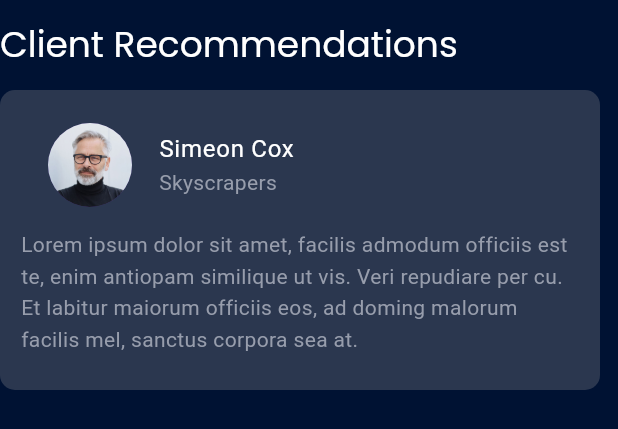
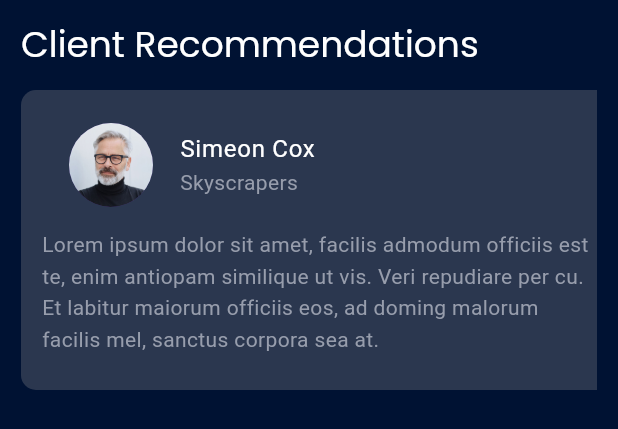
Before and after one commit to AhmedYasserTaha/RealState, a Flutter app: the Recommandtaion widget shown alone on an empty page, opened directly, on a phone screen of 412 x 824 dp. Shown: the top 429 px of the screen. Run offline on Flutter 3.47's test engine with Material 3 defaults, Android fonts, the light colour scheme and no system bars; our stand-ins replace flutter_svg, google_fonts.

Commit message:
finished Real State

```diff
--- a/lib/widget/main/recommandtaion.dart
+++ b/lib/widget/main/recommandtaion.dart
@@ -8,7 +8,8 @@ class Recommandtaion extends StatelessWidget {
   @override
   Widget build(BuildContext context) {
     return Padding(
-      padding: const EdgeInsets.symmetric(vertical: kDefaultFontSize),
+      padding: const EdgeInsets.symmetric(
+          vertical: kDefaultFontSize, horizontal: kDefaultFontSize),
       child: Column(
         crossAxisAlignment: CrossAxisAlignment.start,
         children: [
@@ -18,15 +19,14 @@ class Recommandtaion extends StatelessWidget {
           ),
           const SizedBox(height: kDefaultFontSize),
           SizedBox(
-            height: 200, // تأكد من وجود مساحة كافية للتمرير
-            child: SingleChildScrollView(
-              scrollDirection: Axis.horizontal,
-              physics: const BouncingScrollPhysics(), // تمرير سلس
-              child: Row(
-                children: demoRecommendations.map((recommendation) {
-                  return Container(
-                    width: 400, // عرض العنصر الواحد
+            height: 200, // تأكد إن في مساحة كافية للتمرير
+            child: ListView(scrollDirection: Axis.horizontal, children: [
+              Row(
+                children: List.generate(
+                  demoRecommendations.length,
+                  (index) => Container(
                     margin: const EdgeInsets.only(right: kDefaultFontSize),
+                    width: 400,
                     padding: const EdgeInsets.all(kDefaultFontSize),
                     decoration: BoxDecoration(
                       color: kSecondaryColor,
@@ -38,30 +38,31 @@ class Recommandtaion extends StatelessWidget {
                         ListTile(
                           leading: CircleAvatar(
                             radius: 30,
-                            backgroundImage: AssetImage(recommendation.image!),
+                            backgroundImage:
+                                AssetImage(demoRecommendations[index].image!),
                           ),
                           title: Text(
-                            recommendation.name!,
+                            demoRecommendations[index].name!,
                             style: Theme.of(context).textTheme.bodyLarge,
                           ),
                           subtitle: Text(
-                            recommendation.source!,
+                            demoRecommendations[index].source!,
                             style: Theme.of(context).textTheme.bodyMedium,
                           ),
                         ),
                         const SizedBox(height: kDefaultFontSize / 2),
                         Text(
-                          recommendation.text!,
+                          demoRecommendations[index].text!,
                           maxLines: 4,
                           style: const TextStyle(height: 1.5),
                           overflow: TextOverflow.ellipsis,
                         ),
                       ],
                     ),
-                  );
-                }).toList(),
+                  ),
+                ),
               ),
-            ),
+            ]),
           ),
         ],
       ),
```
Also changed, not shown: lib/screens/home_screen.dart (+19 -16 lines).
